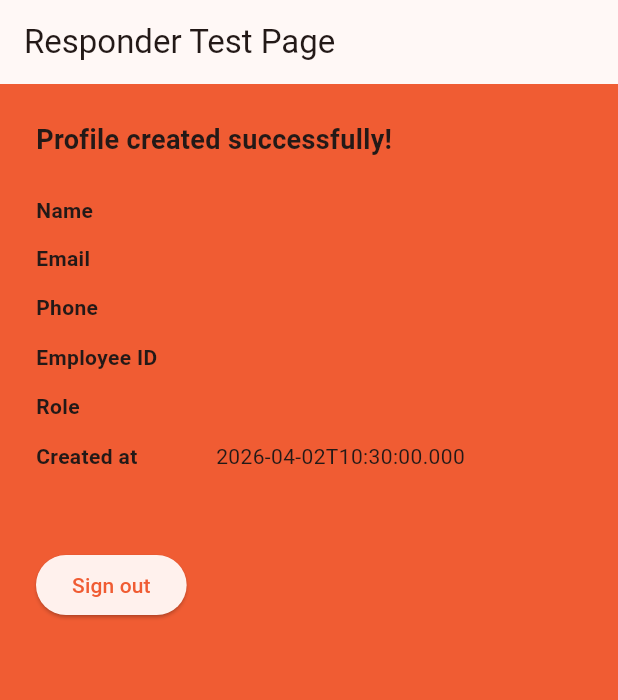
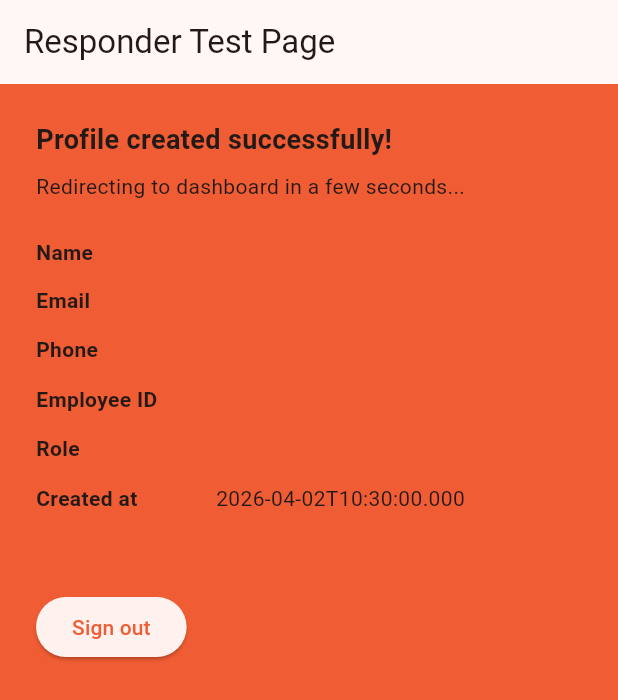
Before and after one commit to AGAP-by-tomBYTES/AGAP, a Flutter app: the ResponderTestPage screen opened directly, on a phone screen of 412 x 824 dp. Shown: the top 700 px of the screen. Run offline on Flutter 3.47's test engine with Material 3 defaults, Android fonts, the phone set to English and light mode, and no system bars; our stand-ins replace flutter_dotenv, flutter_map, image_picker, latlong2, supabase_flutter; accounts and stored records are empty.

Commit message:
feat: Wire responder signup flow to test page and dashboard

```diff
--- a/lib/features/responder/pages/responder_test_page.dart
+++ b/lib/features/responder/pages/responder_test_page.dart
@@ -1,5 +1,10 @@
+import 'dart:async';
+
 import 'package:flutter/material.dart';
+import 'package:agap/features/responder/data/responder_dashboard_data.dart';
+import 'package:agap/features/responder/data/responder_dashboard_preview_data.dart';
 import 'package:agap/features/responder/data/responder_repository.dart';
+import 'package:agap/features/responder/pages/normal_dashboard_page.dart';
 
 class ResponderTestPage extends StatefulWidget {
   const ResponderTestPage({super.key});
@@ -12,6 +17,7 @@ class _ResponderTestPageState extends State<ResponderTestPage> {
   final _repository = ResponderRepository();
   Map<String, dynamic>? _responder;
   bool _loading = true;
+  Timer? _redirectTimer;
 
   @override
   void initState() {
@@ -21,16 +27,61 @@ class _ResponderTestPageState extends State<ResponderTestPage> {
 
   Future<void> _loadResponder() async {
     final data = await _repository.getCurrentResponder();
+    if (!mounted) return;
+
     setState(() {
       _responder = data;
       _loading = false;
     });
+
+    if (data != null) {
+      final dashboardData = _buildDashboardData(data);
+      _redirectTimer = Timer(const Duration(seconds: 3), () {
+        if (!mounted) return;
+        Navigator.of(context).pushReplacement(
+          MaterialPageRoute<void>(
+            builder: (_) => ResponderNormalDashboardPage(data: dashboardData),
+          ),
+        );
+      });
+    }
   }
 
   Future<void> _signOut() async {
+    _redirectTimer?.cancel();
     await _repository.signOut();
     if (!mounted) return;
     Navigator.of(context).popUntil((route) => route.isFirst);
+  }
+
+  @override
+  void dispose() {
+    _redirectTimer?.cancel();
+    super.dispose();
+  }
+
+  ResponderDashboardData _buildDashboardData(Map<String, dynamic> responder) {
+    final firstName = responder['first_name'] as String? ?? '';
+    final lastName = responder['last_name'] as String? ?? '';
+    final role = responder['responder_role'] as String? ?? 'Responder';
+    final employeeId =
+        responder['employee_id_number'] as String? ?? 'Not assigned';
+    final fullName = [firstName, lastName]
+        .where((part) => part.trim().isNotEmpty)
+        .join(' ')
+        .trim();
+
+    return ResponderDashboardData(
+      profile: ResponderProfileData(
+        name: fullName.isEmpty ? 'Responder' : fullName,
+        teamAndStationLabel: '$role • $employeeId',
+      ),
+      alertSummary: responderDashboardPreviewData.alertSummary,
+      teamStation: responderDashboardPreviewData.teamStation,
+      weatherAdvisory: responderDashboardPreviewData.weatherAdvisory,
+      resolvedAlerts: responderDashboardPreviewData.resolvedAlerts,
+      emergencyDispatch: responderDashboardPreviewData.emergencyDispatch,
+    );
   }
 
   @override
@@ -52,6 +103,10 @@ class _ResponderTestPageState extends State<ResponderTestPage> {
                           fontSize: 18,
                           fontWeight: FontWeight.bold,
                         ),
+                      ),
+                      const SizedBox(height: 8),
+                      const Text(
+                        'Redirecting to dashboard in a few seconds...',
                       ),
                       const SizedBox(height: 24),
                       _row('Name',
--- a/lib/features/responder/pages/signup.dart
+++ b/lib/features/responder/pages/signup.dart
@@ -4,6 +4,7 @@ import 'package:agap/features/responder/widgets/auth_switch_prompt.dart';
 import 'package:agap/features/responder/widgets/signup_field.dart';
 import 'package:agap/features/responder/widgets/signup_step_header.dart';
 import 'package:agap/theme/color.dart';
+import 'package:agap/theme/typography.dart';
 
 class ResponderSignupPage extends StatefulWidget {
   const ResponderSignupPage({super.key});
@@ -212,10 +213,7 @@ class _ResponderSignupPageState extends State<ResponderSignupPage> {
                                 const Expanded(
                                   child: Text(
                                     'CONTINUE',
-                                    style: TextStyle(
-                                      fontSize: 16,
-                                      fontWeight: FontWeight.w800,
-                                    ),
+                                    style: AppTypography.buttonPrimary,
                                   ),
                                 ),
                                 Container(
--- a/pubspec.yaml
+++ b/pubspec.yaml
@@ -63,6 +63,7 @@ flutter:
   uses-material-design: true
   # To add assets to your application, add an assets section, like this:
   assets:
+    - .env
     - assets/AGAP_logolight.png
     - assets/AGAP_logo.png
     - assets/bg_fade.png
```
Also changed, not shown: lib/features/auth/pages/login_page.dart (+14 -0 lines), lib/features/responder/pages/dashboard.dart (added, +136 -0 lines), lib/features/responder/pages/signup_verification.dart (+13 -0 lines), lib/main.dart (+4 -5 lines), 1 other file.
